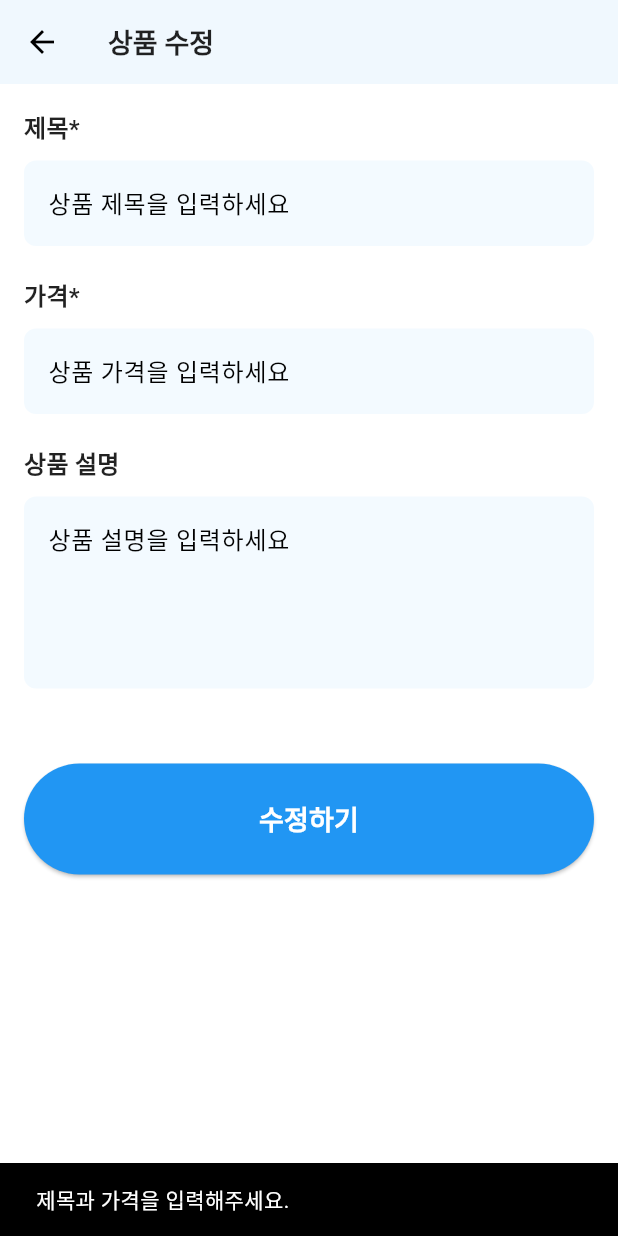
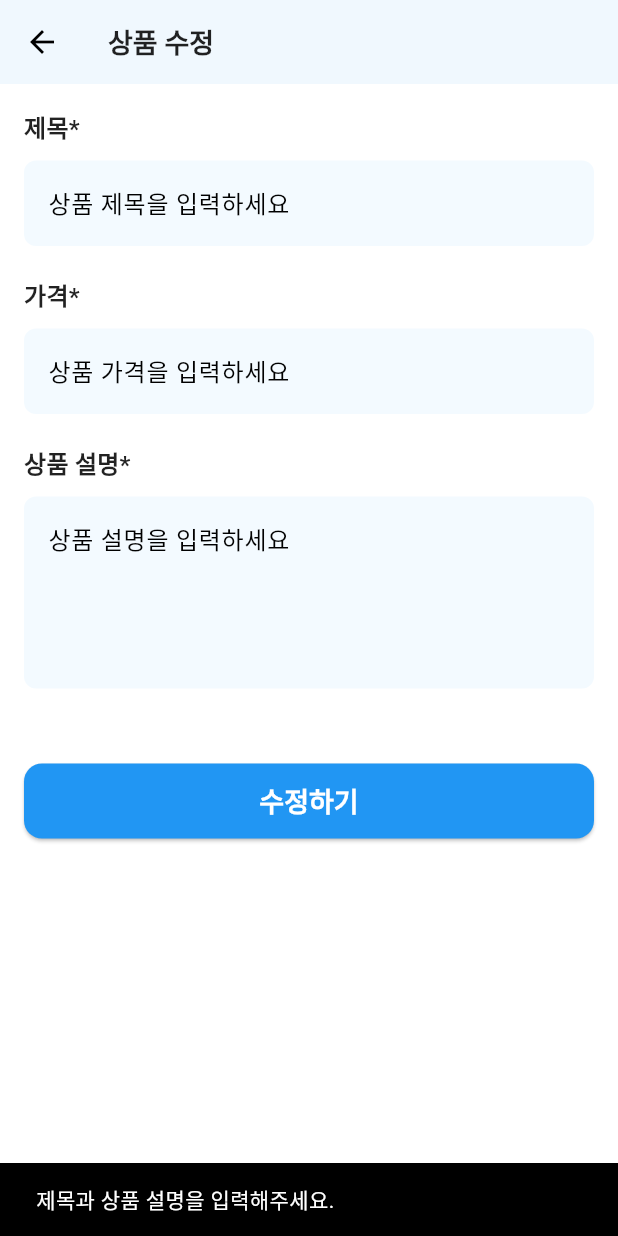
Before and after one commit to DGU-SE/FE, a Flutter app: the ProductEditScreen screen opened directly with empty values, after a tap on "수정하기", on a phone screen of 412 x 824 dp. Run offline on Flutter 3.47's test engine with Material 3 defaults, Android fonts, the phone set to English and light mode, and no system bars; our stand-ins replace geolocator, google_maps_flutter, image_picker, shared_preferences; accounts and stored records are empty; network calls fail.

Commit message:
feat: 수정할때원래정보불러오기 웹버전 구글맵 지원 거주지정보ui변경

```diff
--- a/how_much_market/lib/screens/account/mycurloc_screen.dart
+++ b/how_much_market/lib/screens/account/mycurloc_screen.dart
@@ -67,7 +67,7 @@ class _MyCurLocScreenState extends State<MyCurLocScreen> {
                   child: Text(
                     '현재 거주지 정보를 확인하세요',
                     style: TextStyle(
-                        fontSize: 22,
+                        fontSize: 18,
                         fontWeight: FontWeight.bold,
                         color: Colors.black87),
                     textAlign: TextAlign.center,
--- a/how_much_market/lib/screens/product_registration/product_edit_screen.dart
+++ b/how_much_market/lib/screens/product_registration/product_edit_screen.dart
@@ -2,6 +2,7 @@ import 'package:flutter/material.dart';
 import 'package:http/http.dart' as http;
 import 'package:shared_preferences/shared_preferences.dart';
 import 'dart:convert';
+import 'dart:io';
 
 class ProductEditScreen extends StatefulWidget {
   final int productId;
@@ -14,28 +15,64 @@ class ProductEditScreen extends StatefulWidget {
 
 class _ProductEditScreenState extends State<ProductEditScreen> {
   final TextEditingController titleController = TextEditingController();
+  final TextEditingController descriptionController = TextEditingController();
   final TextEditingController priceController = TextEditingController();
-  final TextEditingController descriptionController = TextEditingController();
-  String? userId;
+
+  String dealTime = '';
+  double longitude = 38.0;
+  double latitude = 125.0;
+  String zipcode = '';
+  bool onAuction = false;
+  String userId = '';
+  String addressDetail = '';
+  String location = '';
+  int price = 0;
 
   @override
   void initState() {
     super.initState();
-    _loadUserId();
+    _loadProductDetails();
   }
 
-  Future<void> _loadUserId() async {
-    final prefs = await SharedPreferences.getInstance();
-    userId = prefs.getString('userId');
+  Future<void> _loadProductDetails() async {
+    try {
+      final prefs = await SharedPreferences.getInstance();
+      userId = prefs.getString('userId') ?? '';
+      final response = await http.get(
+        Uri.parse('http://13.125.107.235/api/product/${widget.productId}'),
+        headers: {
+          HttpHeaders.acceptHeader: 'application/json; charset=utf-8',
+        },
+      );
+      if (response.statusCode == 200) {
+        final data = json.decode(utf8.decode(response.bodyBytes));
+        setState(() {
+          titleController.text = data['name'];
+          descriptionController.text = data['productDetail'];
+          priceController.text = data['price'].toString();
+          dealTime = data['dealTime'];
+          longitude = 12.0;
+          latitude = 37.0;
+          zipcode = data['locationDTO']['zipcode'];
+          onAuction = data['onAuction'];
+          userId = data['userId'];
+          addressDetail = data['locationDTO']['addressDetail'];
+          location = data['locationDTO']['address'];
+          price = data['price'];
+        });
+      }
+    } catch (e) {
+      // 오류가 발생해도 아무것도 표시하지 않음
+    }
   }
 
   Future<void> updateProduct() async {
     final String apiUrl =
         'http://13.125.107.235/api/product/alter/${widget.productId}';
 
-    if (titleController.text.isEmpty || priceController.text.isEmpty) {
+    if (titleController.text.isEmpty || descriptionController.text.isEmpty) {
       ScaffoldMessenger.of(context).showSnackBar(
-        const SnackBar(content: Text('제목과 가격을 입력해주세요.')),
+        const SnackBar(content: Text('제목과 상품 설명을 입력해주세요.')),
       );
       return;
     }
@@ -43,16 +80,16 @@ class _ProductEditScreenState extends State<ProductEditScreen> {
     final Map<String, dynamic> requestData = {
       'name': titleController.text,
       'price': int.parse(priceController.text),
-      'dealTime': '2024-12-15T10:00:00',
+      'dealTime': dealTime,
       'locationDTO': {
-        'longitude': 40.00,
-        'latitude': 50.00,
-        'zipcode': '12345',
-        'address': 'Fixed Address',
-        'addressDetail': 'Updated Address Detail',
+        'longitude': longitude,
+        'latitude': latitude,
+        'zipcode': zipcode,
+        'address': location,
+        'addressDetail': addressDetail,
       },
       'productDetail': descriptionController.text,
-      'onAuction': true,
+      'onAuction': onAuction,
       'userId': userId,
     };
 
@@ -70,10 +107,10 @@ class _ProductEditScreenState extends State<ProductEditScreen> {
       final response = await http.put(
         Uri.parse(apiUrl),
         headers: {
-          'Content-Type': 'application/json',
+          'Content-Type': 'application/json; charset=utf-8',
           'Authorization': 'Bearer $token',
         },
-        body: json.encode(requestData),
+        body: utf8.encode(json.encode(requestData)),
       );
 
       if (response.statusCode == 200) {
@@ -82,7 +119,7 @@ class _ProductEditScreenState extends State<ProductEditScreen> {
         );
         Navigator.pop(context);
       } else {
-        final errorResponse = json.decode(response.body);
+        final errorResponse = json.decode(utf8.decode(response.bodyBytes));
         final String errorMessage = errorResponse['message'] ?? '알 수 없는 오류';
         ScaffoldMessenger.of(context).showSnackBar(
           SnackBar(content: Text('상품 수정 실패: $errorMessage')),
@@ -123,25 +160,29 @@ class _ProductEditScreenState extends State<ProductEditScreen> {
             ),
             _buildTextField(
               controller: descriptionController,
-              label: '상품 설명',
+              label: '상품 설명*',
               hint: '상품 설명을 입력하세요',
               theme: theme,
               maxLines: 4,
             ),
             const SizedBox(height: 30),
             Center(
-              child: SizedBox(
-                width: double.infinity,
-                child: ElevatedButton(
-                  style: ElevatedButton.styleFrom(
-                    backgroundColor: Colors.blue, // 파란색 배경
-                    foregroundColor: Colors.white, // 흰색 글씨
-                    padding: const EdgeInsets.symmetric(vertical: 24.0),
+              child: ElevatedButton(
+                style: ElevatedButton.styleFrom(
+                  foregroundColor: Colors.white,
+                  backgroundColor: Colors.blue, // 흰색 글자
+                  textStyle: const TextStyle(
+                    fontWeight: FontWeight.bold, // 볼드 글씨체
                   ),
-                  onPressed: updateProduct,
-                  child: const Text('수정하기',
-                      style:
-                          TextStyle(fontSize: 18, fontWeight: FontWeight.bold)),
+                  shape: RoundedRectangleBorder(
+                    borderRadius: BorderRadius.circular(12), // 끝이 둥근 직사각형
+                  ),
+                  minimumSize: const Size(double.infinity, 50), // 가로로 길게
+                ),
+                onPressed: updateProduct,
+                child: const Text(
+                  '수정하기',
+                  style: TextStyle(fontSize: 18),
                 ),
               ),
             ),
```
Also changed, not shown: how_much_market/lib/screens/account/update_location_screen.dart (+22 -8 lines), 1 other file.
